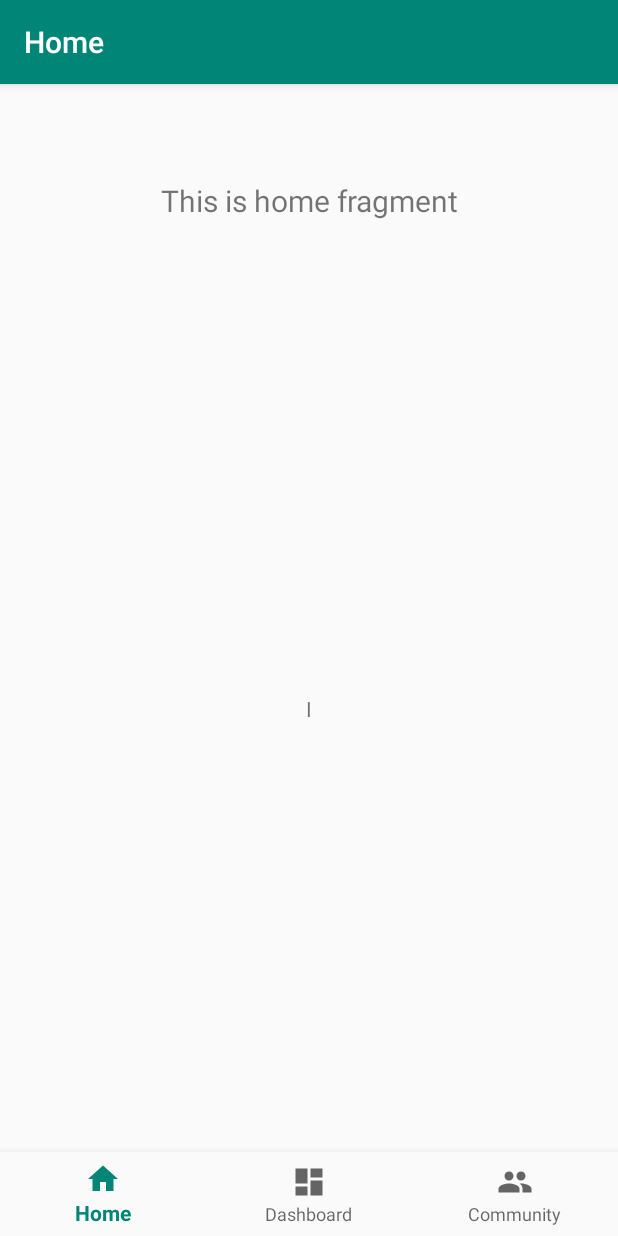
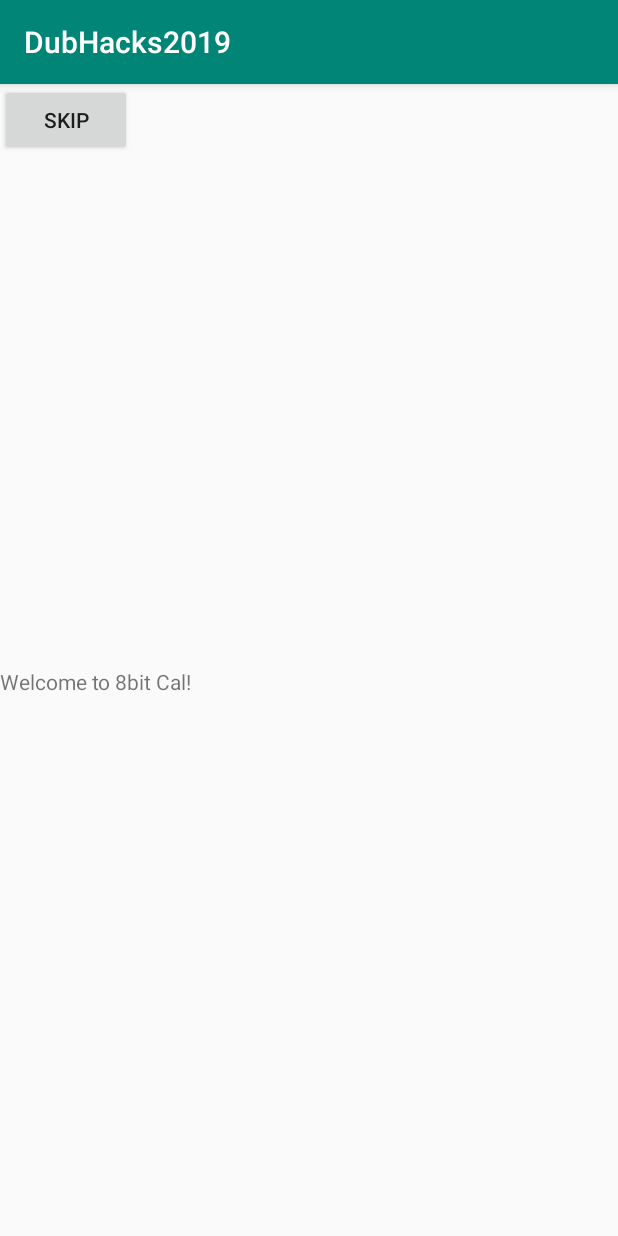
Before and after one commit to jkuan1/Dubhacks-2019, an Android app: the screen it shows after launch (MainActivity before the commit, LoginActivity after it), on a phone screen of 412 x 824 dp. Run offline under Robolectric (Android 15) with nearby library versions, the light colour scheme and no system bars.

Commit message:
login screen activity made

```diff
--- a/app/src/main/AndroidManifest.xml
+++ b/app/src/main/AndroidManifest.xml
@@ -30,7 +30,7 @@
         </meta-data>
 
         <activity
-            android:name=".MainActivity"
+            android:name=".LoginActivity"
             android:label="@string/app_name">
             <intent-filter>
                 <action android:name="android.intent.action.MAIN" />
@@ -38,6 +38,10 @@
                 <category android:name="android.intent.category.LAUNCHER" />
             </intent-filter>
         </activity>
+
+        <activity
+            android:name=".MainActivity"
+            android:label="MainScreen" />
     </application>
 
 </manifest>
--- /dev/null
+++ b/app/src/main/java/com/example/dubhacks2019/LoginActivity.java
@@ -0,0 +1,26 @@
+package com.example.dubhacks2019;
+
+import android.app.Activity;
+import android.content.Intent;
+import android.os.Bundle;
+import android.view.View;
+import android.widget.Button;
+
+import androidx.appcompat.app.AppCompatActivity;
+
+public class LoginActivity extends AppCompatActivity {
+
+    @Override
+    protected void onCreate(Bundle savedInstanceState) {
+        super.onCreate(savedInstanceState);
+        setContentView(R.layout.login_screen);
+
+        final Button button = findViewById(R.id.skip_button);
+        button.setOnClickListener(new View.OnClickListener() {
+            public void onClick(View v) {
+                startActivity(new Intent(LoginActivity.this, MainActivity.class));
+            }
+        });
+    }
+
+}
--- a/app/src/main/java/com/example/dubhacks2019/MainActivity.java
+++ b/app/src/main/java/com/example/dubhacks2019/MainActivity.java
@@ -1,5 +1,6 @@
 package com.example.dubhacks2019;
 
+import android.content.Intent;
 import android.os.Bundle;
 import android.widget.TextView;
 
@@ -15,6 +16,7 @@ public class MainActivity extends AppCompatActivity {
 
     @Override
     protected void onCreate(Bundle savedInstanceState) {
+
         super.onCreate(savedInstanceState);
         setContentView(R.layout.activity_main);
         BottomNavigationView navView = findViewById(R.id.nav_view);
@@ -28,7 +30,9 @@ public class MainActivity extends AppCompatActivity {
         NavController navController = Navigation.findNavController(this, R.id.nav_host_fragment);
         NavigationUI.setupActionBarWithNavController(this, navController, appBarConfiguration);
         NavigationUI.setupWithNavController(navView, navController);
+
     }
+
 
 //    @Override
 ////    protected void onStart () {
--- /dev/null
+++ b/app/src/main/res/layout/login_screen.xml
@@ -0,0 +1,21 @@
+<?xml version="1.0" encoding="utf-8"?>
+
+<RelativeLayout xmlns:android="http://schemas.android.com/apk/res/android"
+    android:orientation="vertical"
+    android:layout_width="match_parent"
+    android:layout_height="match_parent">
+
+    <TextView
+        android:id="@+id/welcome_message"
+        android:layout_width="match_parent"
+        android:layout_height="34dp"
+        android:layout_alignParentBottom="true"
+        android:layout_marginBottom="345dp"
+        android:text="Welcome to 8bit Cal!" />
+
+    <Button
+        android:id="@+id/skip_button"
+        android:layout_width="wrap_content"
+        android:layout_height="wrap_content"
+        android:text="Skip" />
+</RelativeLayout>
```
